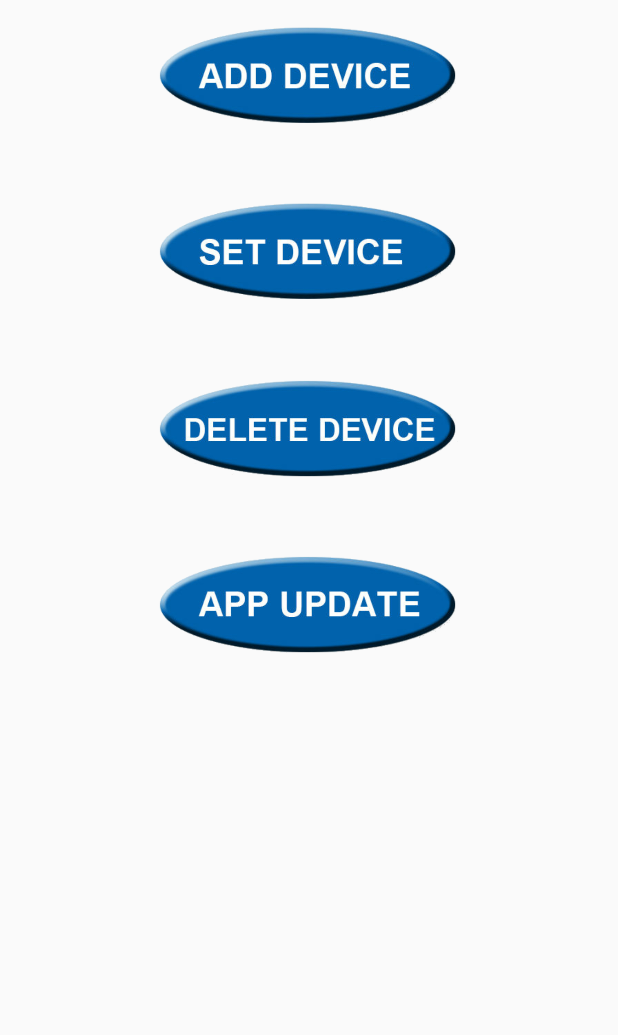
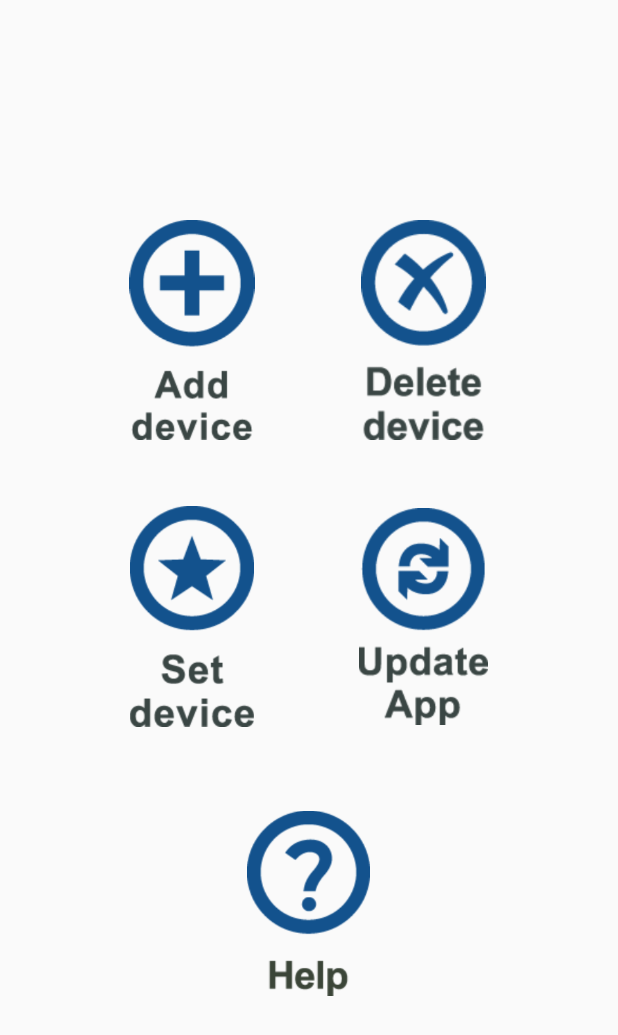
Before and after one commit to TarkLiao/PowerMeter, an Android app: the layout layout_settingmenu.xml on its own in the app's theme, with its tools: preview values and no code run, on a phone screen of 412 x 824 dp. Shown: the top 1035 px of the screen. Run offline under Robolectric (Android 15) with nearby library versions, the phone set to English and light mode, and no system bars.

Commit message:
BLE_APP     PowerMeter APP Android 7.0, 6.0.1, 5.0.2     v0.0.11
    Modify background picture show method.
    Modify trigger time which save setting monitor value.
    Resolved reset fail when single line of 50A device was power off.
    Add help button.
    Modify App update url.
    Modify Interface and icon picture.

```diff
--- a/app/build.gradle
+++ b/app/build.gradle
@@ -7,12 +7,12 @@ android {
         applicationId "com.radinet.ble_app"
         minSdkVersion 21
         targetSdkVersion 23
-        versionCode 10
-        versionName 'v0.0.10'
+        versionName 'v0.0.11'
         testInstrumentationRunner "android.support.test.runner.AndroidJUnitRunner"
         ndk {
             abiFilters 'armeabi', 'armeabi-v7a', 'arm64-v8a', 'mips', 'mips64', 'x86', 'x86_64'
         }
+        versionCode 12
     }
     buildTypes {
         release {
--- a/app/src/main/res/layout/layout_settingmenu.xml
+++ b/app/src/main/res/layout/layout_settingmenu.xml
@@ -9,60 +9,118 @@
         android:orientation="vertical"
         android:gravity="center">
         <TextView
-            android:id="@+id/padding1"
             android:layout_width="0dp"
             android:layout_height="0dp"
-            android:layout_weight="0.1" />
-
+            android:layout_weight="1" />
+        <LinearLayout
+            android:layout_width="match_parent"
+            android:layout_height="0dp"
+            android:layout_weight="1"
+            android:orientation="horizontal"
+            android:gravity="center">
+            <TextView
+                android:layout_width="0dp"
+                android:layout_height="0dp"
+                android:layout_weight="1" />
             <ImageButton
                 android:id="@+id/Button_Scan_Add"
-            android:layout_width="match_parent"
-            android:layout_height="80dp"
+                android:layout_width="0dp"
+                android:layout_height="match_parent"
+                android:layout_weight="1"
                 android:background="@null"
                 android:scaleType="fitCenter"
                 app:srcCompat="@drawable/scan_device_add" />
             <TextView
-            android:id="@+id/padding2"
+                android:layout_width="0dp"
+                android:layout_height="0dp"
+                android:layout_weight="0.8" />
+            <ImageButton
+                android:id="@+id/Button_Scan_Delete"
+                android:layout_width="0dp"
+                android:layout_height="match_parent"
+                android:layout_weight="1"
+                android:background="@null"
+                android:scaleType="fitCenter"
+                app:srcCompat="@drawable/scan_device_delete" />
+            <TextView
+                android:layout_width="0dp"
+                android:layout_height="0dp"
+                android:layout_weight="1" />
+        </LinearLayout>
+
+        <TextView
+            android:layout_width="0dp"
+            android:layout_height="0dp"
+            android:layout_weight="0.3" />
+        <LinearLayout
+            android:layout_width="match_parent"
+            android:layout_height="0dp"
+            android:layout_weight="1"
+            android:orientation="horizontal"
+            android:gravity="center">
+            <TextView
+                android:layout_width="0dp"
+                android:layout_height="0dp"
+                android:layout_weight="1" />
+            <ImageButton
+                android:id="@+id/Button_Scan_Set"
+                android:layout_width="0dp"
+                android:layout_height="match_parent"
+                android:layout_weight="1"
+                android:background="@null"
+                android:scaleType="fitCenter"
+                app:srcCompat="@drawable/scan_device_set" />
+            <TextView
+                android:layout_width="0dp"
+                android:layout_height="0dp"
+                android:layout_weight="0.8" />
+            <ImageButton
+                android:id="@+id/Button_App_Update"
+                android:layout_width="0dp"
+                android:layout_height="match_parent"
+                android:layout_weight="1"
+                android:background="@null"
+                android:scaleType="fitCenter"
+                app:srcCompat="@drawable/app_update" />
+            <TextView
+                android:layout_width="0dp"
+                android:layout_height="0dp"
+                android:layout_weight="1" />
+        </LinearLayout>
+
+
+        <TextView
             android:layout_width="0dp"
             android:layout_height="0dp"
             android:layout_weight="0.3" />
 
+        <LinearLayout
+            android:layout_width="match_parent"
+            android:layout_height="0dp"
+            android:layout_weight="1"
+            android:orientation="horizontal"
+            android:gravity="center">
+            <TextView
+                android:layout_width="0dp"
+                android:layout_height="0dp"
+                android:layout_weight="2" />
             <ImageButton
-            android:id="@+id/Button_Scan_Set"
-            android:layout_width="match_parent"
-            android:layout_height="80dp"
+                android:id="@+id/Button_Help"
+                android:layout_width="0dp"
+                android:layout_height="match_parent"
+                android:layout_weight="1"
                 android:background="@null"
                 android:scaleType="fitCenter"
-            app:srcCompat="@drawable/scan_device_set" />
+                app:srcCompat="@drawable/help" />
             <TextView
-            android:id="@+id/padding3"
                 android:layout_width="0dp"
                 android:layout_height="0dp"
-            android:layout_weight="0.3" />
+                android:layout_weight="2" />
+        </LinearLayout>
 
-        <ImageButton
-            android:id="@+id/Button_Scan_Delete"
-            android:layout_width="match_parent"
-            android:layout_height="80dp"
-            android:background="@null"
-            android:scaleType="fitCenter"
-            app:srcCompat="@drawable/scan_device_delete" />
         <TextView
-            android:id="@+id/padding4"
             android:layout_width="0dp"
             android:layout_height="0dp"
-            android:layout_weight="0.3" />
-        <ImageButton
-            android:id="@+id/Button_App_Update"
-            android:layout_width="match_parent"
-            android:layout_height="80dp"
-            android:background="@null"
-            android:scaleType="fitCenter"
-            app:srcCompat="@drawable/app_update" />
-        <TextView
-            android:id="@+id/padding5"
-            android:layout_width="0dp"
-            android:layout_height="0dp"
-            android:layout_weight="3" />
+            android:layout_weight="1" />
     </LinearLayout>
 </RelativeLayout>
```
Also changed, not shown: app/src/main/java/com/radinet/ble_app/MainActivity.java (+77 -43 lines), app/src/main/res/layout/activity_main.xml (+96 -71 lines), app/src/main/res/layout/layout_value_30a.xml (+9 -8 lines), app/src/main/res/layout/layout_value_50a.xml (+15 -9 lines), app/src/main/res/drawable/app_update.png, app/src/main/res/drawable/backgroundimage.png, app/src/main/res/drawable/datadisplay.png (added), app/src/main/res/drawable/help.png (added), app/src/main/res/drawable/powerwatchdog.png (added), app/src/main/res/drawable/reset.png, app/src/main/res/drawable/scan_device_add.png, app/src/main/res/drawable/scan_device_delete.png, app/src/main/res/drawable/scan_device_set.png, app/src/main/res/drawable/unuse_add.png, 1 more files. Lines whose indentation alone changed are shown as unchanged.
